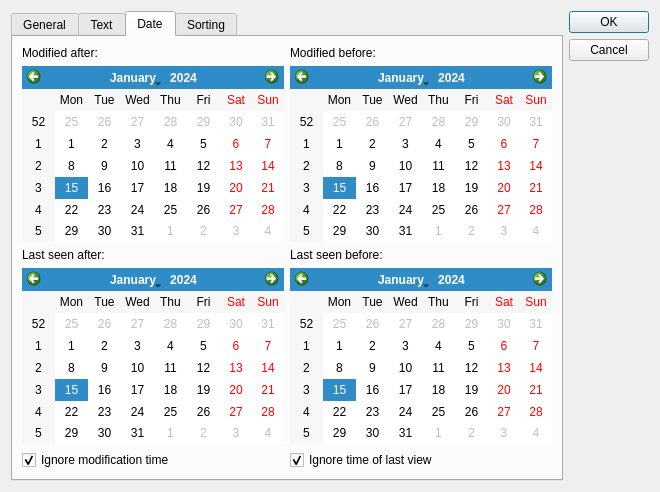
Before: the Qt Designer form milla-view/searchform.ui in matrixsmaster/MILLA, drawn with Qt 5.
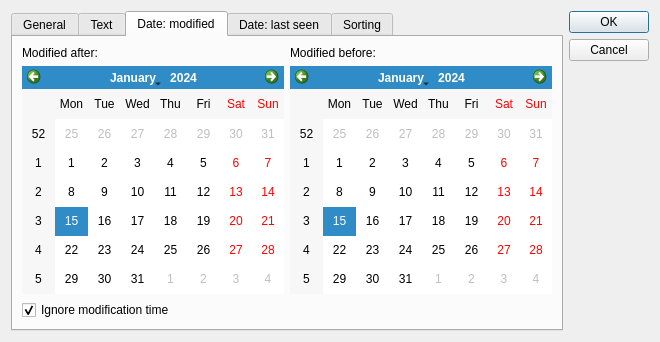
After: the same form once the commit is applied. The open tabs and pages were chosen to show the change. Icons and pictures are not drawn.

Diff of the .ui file:
```diff
--- a/milla-view/searchform.ui
+++ b/milla-view/searchform.ui
@@ -10,7 +10,7 @@
     <x>0</x>
     <y>0</y>
     <width>660</width>
-    <height>492</height>
+    <height>342</height>
    </rect>
   </property>
   <property name="windowTitle">
@@ -373,7 +373,7 @@
      </widget>
      <widget class="QWidget" name="tab_3">
       <attribute name="title">
-       <string>Date</string>
+       <string>Date: modified</string>
       </attribute>
       <layout class="QGridLayout" name="gridLayout_3">
        <item row="0" column="0">
@@ -397,36 +397,43 @@
         <widget class="QCalendarWidget" name="calendarWidget_2"/>
        </item>
        <item row="2" column="0">
+        <widget class="QCheckBox" name="checkBox_3">
+         <property name="text">
+          <string>Ignore modification time</string>
+         </property>
+         <property name="checked">
+          <bool>true</bool>
+         </property>
+        </widget>
+       </item>
+      </layout>
+     </widget>
+     <widget class="QWidget" name="tab_5">
+      <attribute name="title">
+       <string>Date: last seen</string>
+      </attribute>
+      <layout class="QGridLayout" name="gridLayout_4">
+       <item row="0" column="0">
         <widget class="QLabel" name="label_8">
          <property name="text">
           <string>Last seen after:</string>
          </property>
         </widget>
        </item>
-       <item row="2" column="1">
+       <item row="0" column="1">
         <widget class="QLabel" name="label_9">
          <property name="text">
           <string>Last seen before:</string>
          </property>
         </widget>
        </item>
-       <item row="3" column="0">
+       <item row="1" column="0">
         <widget class="QCalendarWidget" name="calendarWidget_3"/>
        </item>
-       <item row="3" column="1">
+       <item row="1" column="1">
         <widget class="QCalendarWidget" name="calendarWidget_4"/>
        </item>
-       <item row="4" column="0">
-        <widget class="QCheckBox" name="checkBox_3">
-         <property name="text">
-          <string>Ignore modification time</string>
-         </property>
-         <property name="checked">
-          <bool>true</bool>
-         </property>
-        </widget>
-       </item>
-       <item row="4" column="1">
+       <item row="2" column="0">
         <widget class="QCheckBox" name="checkBox_5">
          <property name="text">
           <string>Ignore time of last view</string>
```
